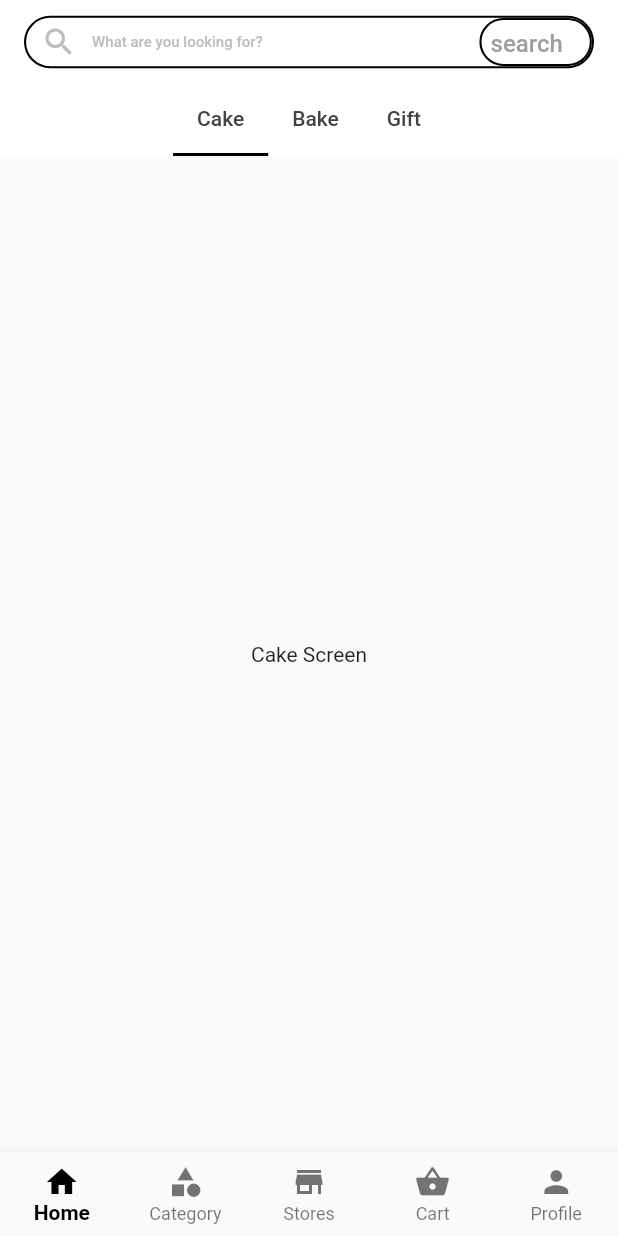
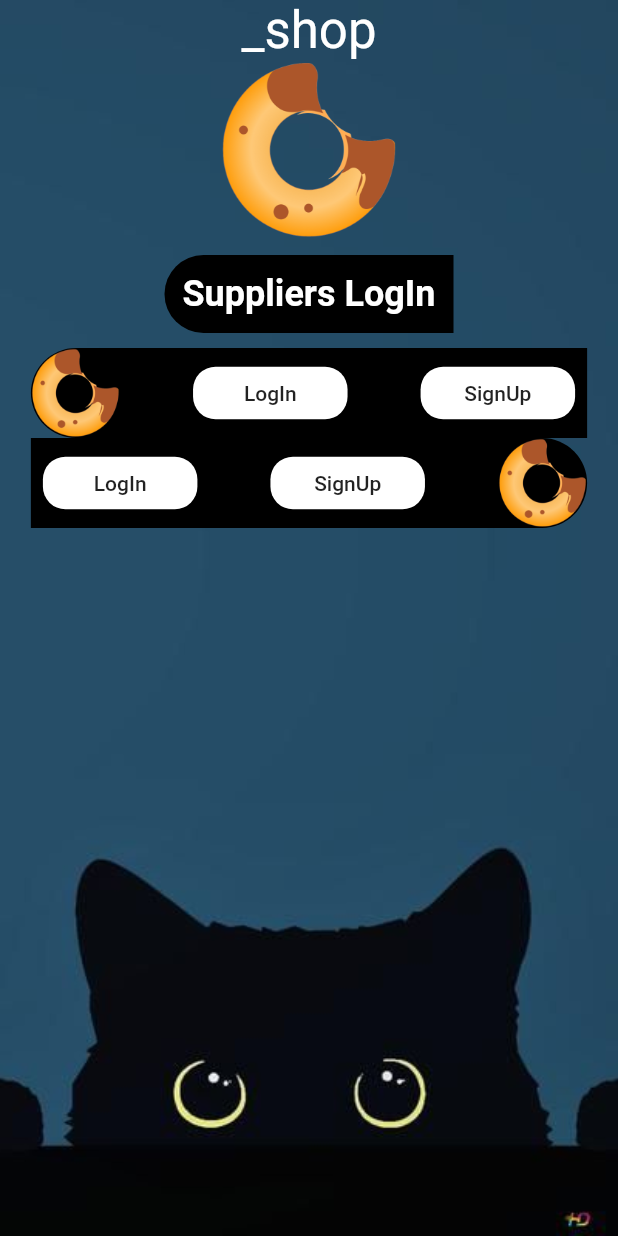
Before and after one commit to AbubakarSiddiquePA/multi_store_Cake_bake_gifts, a Flutter app: the screen it shows after launch, on a phone screen of 412 x 824 dp. Run offline on Flutter 3.47's test engine with Material 2 defaults, Android fonts, the phone set to English and light mode, and no system bars; missing offline and left inert: dart:ffi.

```diff
--- a/lib/main.dart
+++ b/lib/main.dart
@@ -1,6 +1,7 @@
+import 'package:bake_store/main_screens/splier_home.dart';
 import 'package:flutter/material.dart';
 
-import 'main_screens/cstmr_home.dart';
+import 'main_screens/welcome_screen.dart';
 
 void main() {
   runApp(const MyApp());
@@ -13,7 +14,7 @@ class MyApp extends StatelessWidget {
   Widget build(BuildContext context) {
     return const MaterialApp(
       debugShowCheckedModeBanner: false,
-      home: CustomerHomeScreen(),
+      home: WelcomeScreen(),
     );
   }
 }
--- /dev/null
+++ b/lib/main_screens/welcome_screen.dart
@@ -0,0 +1,125 @@
+import 'package:bake_store/main_screens/cstmr_home.dart';
+import 'package:bake_store/widgets/yellow_btn.dart';
+import 'package:flutter/material.dart';
+
+class WelcomeScreen extends StatelessWidget {
+  const WelcomeScreen({super.key});
+
+  @override
+  Widget build(BuildContext context) {
+    return Scaffold(
+      body: Container(
+        decoration: const BoxDecoration(
+            image: DecorationImage(
+                fit: BoxFit.cover,
+                image: AssetImage("images/logo/welcome.jpeg"))),
+        constraints: const BoxConstraints.expand(),
+        child: SafeArea(
+          child: Column(
+            children: [
+              const Text(
+                "_shop",
+                style: TextStyle(
+                  color: Colors.white,
+                  fontSize: 34,
+                ),
+              ),
+              const SizedBox(
+                height: 120,
+                width: 200,
+                child: Image(image: AssetImage("images/logo/app_logo1.png")),
+              ),
+              SizedBox(height: 10),
+              Container(
+                decoration: const BoxDecoration(
+                  color: Colors.black,
+                  borderRadius: BorderRadius.only(
+                    topLeft: Radius.circular(50),
+                    bottomLeft: Radius.circular(50),
+                  ),
+                ),
+                child: const Padding(
+                  padding: EdgeInsets.all(12.0),
+                  child: Text(
+                    "Suppliers LogIn",
+                    style: TextStyle(
+                        color: Colors.white,
+                        fontSize: 24,
+                        fontWeight: FontWeight.w600),
+                  ),
+                ),
+              ),
+              SizedBox(height: 10),
+              Container(
+                height: 60,
+                width: MediaQuery.of(context).size.width * 0.9,
+                decoration: const BoxDecoration(
+                  color: Colors.black,
+                  borderRadius: BorderRadius.only(
+                    topLeft: Radius.circular(50),
+                    bottomLeft: Radius.circular(50),
+                  ),
+                ),
+                child: Row(
+                  mainAxisAlignment: MainAxisAlignment.spaceBetween,
+                  children: [
+                    Image(image: AssetImage("images/logo/app_logo1.png")),
+                    yellowButtonCstm(
+                        label: "LogIn",
+                        onPressed: () {
+                          Navigator.push(
+                              context,
+                              MaterialPageRoute(
+                                builder: (context) => CustomerHomeScreen(),
+                              ));
+                        },
+                        width: 0.25,
+                        colore: Colors.white),
+                    Padding(
+                      padding: const EdgeInsets.only(right: 8),
+                      child: yellowButtonCstm(
+                          label: "SignUp",
+                          onPressed: () {},
+                          width: 0.25,
+                          colore: Colors.white),
+                    )
+                  ],
+                ),
+              ),
+              Container(
+                height: 60,
+                width: MediaQuery.of(context).size.width * 0.9,
+                decoration: const BoxDecoration(
+                  color: Colors.black,
+                  borderRadius: BorderRadius.only(
+                    topRight: Radius.circular(50),
+                    bottomRight: Radius.circular(50),
+                  ),
+                ),
+                child: Row(
+                  mainAxisAlignment: MainAxisAlignment.spaceBetween,
+                  children: [
+                    Padding(
+                      padding: const EdgeInsets.only(left: 8),
+                      child: yellowButtonCstm(
+                          label: "LogIn",
+                          onPressed: () {},
+                          width: 0.25,
+                          colore: Colors.white),
+                    ),
+                    yellowButtonCstm(
+                        label: "SignUp",
+                        onPressed: () {},
+                        width: 0.25,
+                        colore: Colors.white),
+                    Image(image: AssetImage("images/logo/app_logo1.png")),
+                  ],
+                ),
+              )
+            ],
+          ),
+        ),
+      ),
+    );
+  }
+}
--- /dev/null
+++ b/lib/widgets/yellow_btn.dart
@@ -0,0 +1,28 @@
+import 'package:flutter/material.dart';
+
+class yellowButtonCstm extends StatelessWidget {
+  final String label;
+  final Function() onPressed;
+  final double width;
+  final Color colore;
+  const yellowButtonCstm(
+      {super.key,
+      required this.label,
+      required this.onPressed,
+      required this.width,
+      required this.colore});
+
+  @override
+  Widget build(BuildContext context) {
+    return Container(
+      height: 35,
+      width: MediaQuery.of(context).size.width * width,
+      decoration:
+          BoxDecoration(color: colore, borderRadius: BorderRadius.circular(15)),
+      child: MaterialButton(
+        onPressed: onPressed,
+        child: Text(label),
+      ),
+    );
+  }
+}
--- a/pubspec.yaml
+++ b/pubspec.yaml
@@ -63,6 +63,7 @@ flutter:
       - images/
       - images/cake/
       - images/logo/
+      - images/profile/
   #   - images/a_dot_burr.jpeg
   #   - images/a_dot_ham.jpeg
 
```
Also changed, not shown: lib/main_screens/cart.dart (+9 -10 lines), lib/main_screens/dashboard.dart (added, +71 -0 lines), lib/main_screens/profile.dart (+60 -15 lines), lib/main_screens/splier_home.dart (added, +56 -0 lines), images/logo/welcome.jpeg (added), images/profile/guest_profile.png (added).
